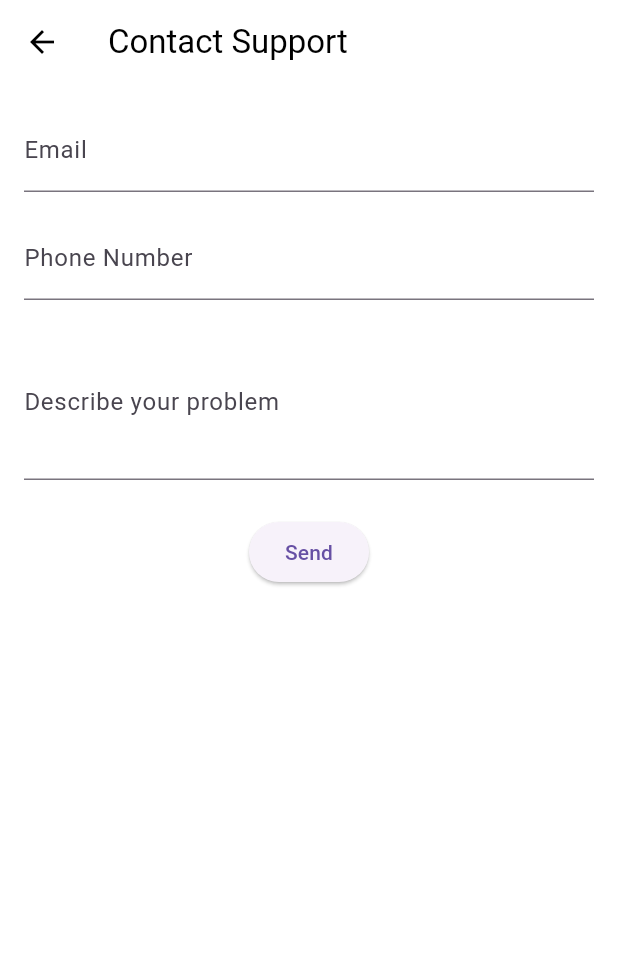
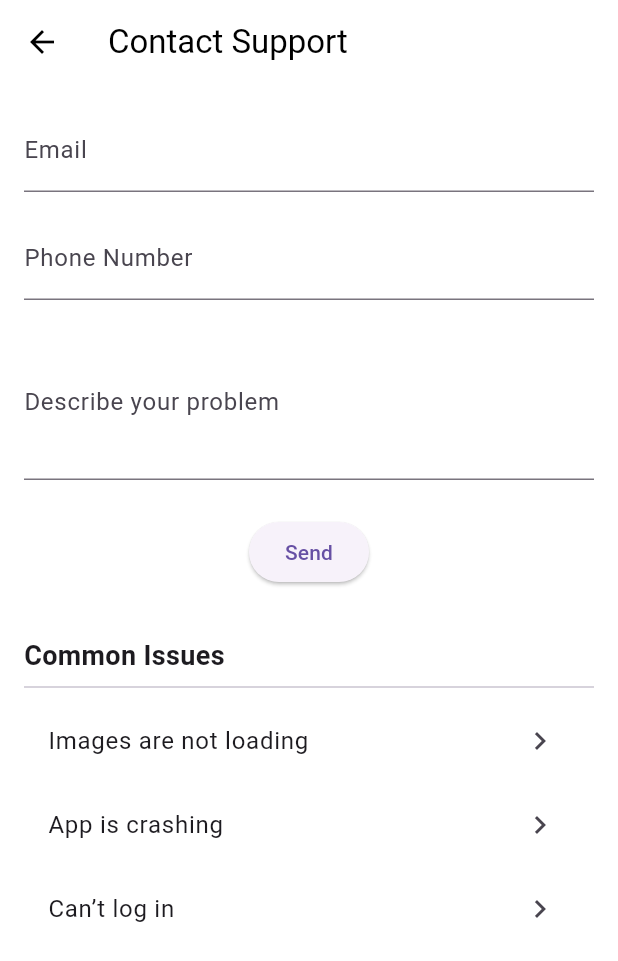
Before and after one commit to pasindunavodya01/LuxuryCarHub-MAD2, a Flutter app: the ContactSupportScreen screen opened directly, on a phone screen of 412 x 824 dp. Shown: the top 961 px of the screen. Run offline on Flutter 3.47's test engine with Material 3 defaults, Android fonts, the phone set to English and light mode, and no system bars; our stand-ins replace cached_network_image, dio, flutter_map, geolocator, google_fonts, image_picker and 2 more; missing offline and left inert: flutter_map_cancellable_tile_provider, shake_detector; accounts and stored records are empty.

Commit message:
Detailed list added

```diff
--- a/lib/screens/support_screen.dart
+++ b/lib/screens/support_screen.dart
@@ -13,6 +13,32 @@ class _ContactSupportScreenState extends State<ContactSupportScreen> {
   final _phoneController = TextEditingController();
   final _problemController = TextEditingController();
 
+  final List<Map<String, dynamic>> _commonIssues = [
+    {
+      'title': 'Images are not loading',
+      'suggestions': [
+        'Check your internet connection.',
+        'Clear app cache.',
+        'Try restarting the app.',
+      ],
+    },
+    {
+      'title': 'App is crashing',
+      'suggestions': [
+        'Make sure you have the latest version.',
+        'Clear storage and reopen the app.',
+        'Reinstall if the issue persists.',
+      ],
+    },
+    {
+      'title': 'Can’t log in',
+      'suggestions': [
+        'Double-check your email and password.',
+        'Try logging in after restarting your device.',
+      ],
+    },
+  ];
+
   @override
   void dispose() {
     _emailController.dispose();
@@ -23,7 +49,6 @@ class _ContactSupportScreenState extends State<ContactSupportScreen> {
 
   void _submit() {
     if (_formKey.currentState!.validate()) {
-      // Handle support request submission here
       ScaffoldMessenger.of(context).showSnackBar(
         const SnackBar(content: Text('Support request sent!')),
       );
@@ -31,33 +56,62 @@ class _ContactSupportScreenState extends State<ContactSupportScreen> {
     }
   }
 
+  void _showSuggestionsDialog(String title, List<String> suggestions) {
+    showDialog(
+      context: context,
+      builder: (_) => AlertDialog(
+        title: Text(title),
+        content: Column(
+          mainAxisSize: MainAxisSize.min,
+          children: suggestions
+              .map((s) => ListTile(
+                    leading: const Icon(Icons.check_circle_outline),
+                    title: Text(s),
+                  ))
+              .toList(),
+        ),
+        actions: [
+          TextButton(
+            child: const Text('Close'),
+            onPressed: () => Navigator.pop(context),
+          )
+        ],
+      ),
+    );
+  }
+
   @override
   Widget build(BuildContext context) {
     return Scaffold(
       appBar: AppBar(title: const Text('Contact Support')),
-      body: Padding(
+      body: SingleChildScrollView(
         padding: const EdgeInsets.all(16.0),
-        child: Form(
+        child: Column(
+          crossAxisAlignment: CrossAxisAlignment.start,
+          children: [
+            Form(
               key: _formKey,
               child: Column(
                 children: [
                   TextFormField(
                     controller: _emailController,
                     decoration: const InputDecoration(labelText: 'Email'),
-                validator: (v) => v == null || v.isEmpty ? 'Enter email' : null,
+                    validator: (v) =>
+                        v == null || v.isEmpty ? 'Enter email' : null,
                   ),
                   const SizedBox(height: 16),
                   TextFormField(
                     controller: _phoneController,
-                decoration: const InputDecoration(labelText: 'Phone Number'),
+                    decoration:
+                        const InputDecoration(labelText: 'Phone Number'),
                     validator: (v) =>
                         v == null || v.isEmpty ? 'Enter phone number' : null,
                   ),
                   const SizedBox(height: 16),
                   TextFormField(
                     controller: _problemController,
-                decoration:
-                    const InputDecoration(labelText: 'Describe your problem'),
+                    decoration: const InputDecoration(
+                        labelText: 'Describe your problem'),
                     maxLines: 3,
                     validator: (v) =>
                         v == null || v.isEmpty ? 'Describe your problem' : null,
@@ -70,6 +124,30 @@ class _ContactSupportScreenState extends State<ContactSupportScreen> {
                 ],
               ),
             ),
+            const SizedBox(height: 32),
+            const Text(
+              'Common Issues',
+              style: TextStyle(fontSize: 18, fontWeight: FontWeight.bold),
+            ),
+            const Divider(),
+            ListView.builder(
+              shrinkWrap: true,
+              physics: const NeverScrollableScrollPhysics(),
+              itemCount: _commonIssues.length,
+              itemBuilder: (context, index) {
+                final issue = _commonIssues[index];
+                return ListTile(
+                  title: Text(issue['title']),
+                  trailing: const Icon(Icons.chevron_right),
+                  onTap: () => _showSuggestionsDialog(
+                    issue['title'],
+                    List<String>.from(issue['suggestions']),
+                  ),
+                );
+              },
+            ),
+          ],
+        ),
       ),
     );
   }
```
Lines whose indentation alone changed are shown as unchanged.
